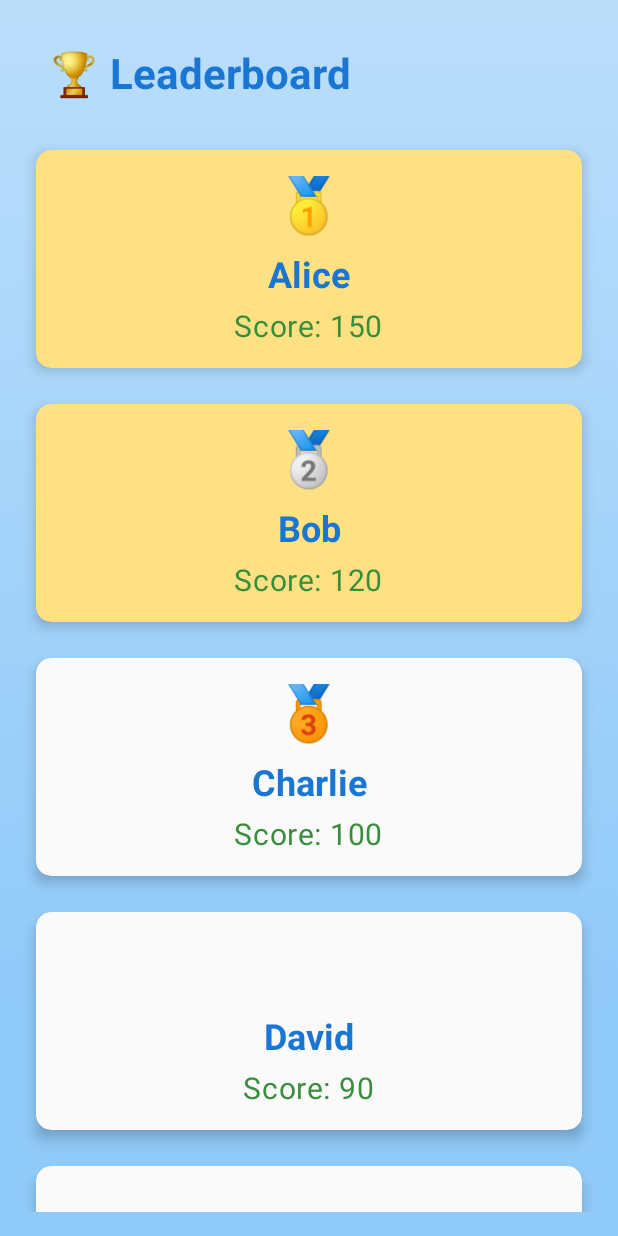
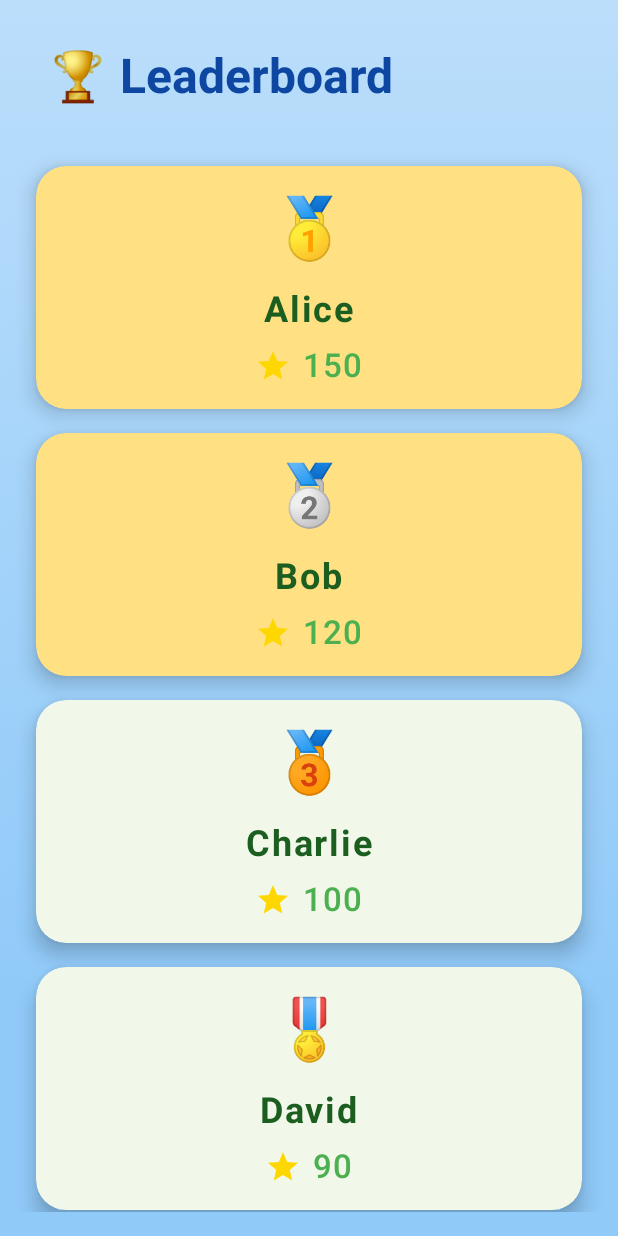
Before and after one commit to Anway001/VH24-Glitch, an Android app built with Jetpack Compose: the LeaderboardScreen screen opened through its navigation route, on a phone screen of 412 x 824 dp. Run offline under Robolectric (Android 15) with nearby library versions, the light colour scheme and no system bars.

Commit message:
not done

```diff
--- a/app/src/main/java/div/dablank/hackethonproject/LeaderboardScreen.kt
+++ b/app/src/main/java/div/dablank/hackethonproject/LeaderboardScreen.kt
@@ -5,6 +5,8 @@ import androidx.compose.foundation.layout.*
 import androidx.compose.foundation.lazy.LazyColumn
 import androidx.compose.foundation.lazy.items
 import androidx.compose.foundation.shape.RoundedCornerShape
+import androidx.compose.material.icons.Icons
+import androidx.compose.material.icons.filled.Star
 import androidx.compose.material3.*
 import androidx.compose.runtime.*
 import androidx.compose.ui.Alignment
@@ -12,10 +14,12 @@ import androidx.compose.ui.Modifier
 import androidx.compose.ui.draw.shadow
 import androidx.compose.ui.graphics.Brush
 import androidx.compose.ui.graphics.Color
+import androidx.compose.ui.graphics.graphicsLayer
 import androidx.compose.ui.text.font.FontWeight
 import androidx.compose.ui.unit.dp
 import androidx.compose.ui.unit.sp
 import androidx.navigation.NavHostController
+import kotlin.math.absoluteValue
 
 @Composable
 fun LeaderboardScreen(navController: NavHostController) {
@@ -49,18 +53,20 @@ fun LeaderboardScreen(navController: NavHostController) {
     ) {
         Text(
             text = "🏆 Leaderboard",
-            style = MaterialTheme.typography.headlineMedium.copy(fontWeight = FontWeight.Bold, fontSize = 28.sp),
+            style = MaterialTheme.typography.headlineMedium.copy(fontWeight = FontWeight.Bold, fontSize = 32.sp),
             modifier = Modifier.padding(16.dp),
-            color = Color(0xFF1976D2) // Dark blue
+            color = Color(0xFF0D47A1) // Deep Blue
         )
 
         Spacer(modifier = Modifier.height(8.dp))
 
         // LazyColumn for the leaderboard entries
-        LazyColumn {
+        LazyColumn(
+            contentPadding = PaddingValues(vertical = 16.dp),
+            verticalArrangement = Arrangement.spacedBy(16.dp)
+        ) {
             items(leaderboardData.sortedByDescending { it.score }) { player ->
                 LeaderboardPlayerCard(player)
-                Spacer(modifier = Modifier.height(8.dp)) // Space between cards
             }
         }
     }
@@ -70,14 +76,23 @@ fun LeaderboardScreen(navController: NavHostController) {
 fun LeaderboardPlayerCard(player: Player) {
     val rank = calculateRank(player)
 
+    // Slightly animated scaling effect for each card
+    val animatedScale by remember {
+        mutableStateOf(1f + (player.score % 10) / 100f)
+    }
+
     Card(
         modifier = Modifier
             .fillMaxWidth()
-            .padding(8.dp)
-            .shadow(5.dp, RoundedCornerShape(10.dp)),
-        shape = RoundedCornerShape(10.dp),
+            .padding(horizontal = 8.dp)
+            .shadow(8.dp, RoundedCornerShape(20.dp))
+            .graphicsLayer {
+                scaleX = animatedScale
+                scaleY = animatedScale
+            },
+        shape = RoundedCornerShape(20.dp),
         colors = CardDefaults.cardColors(
-            containerColor = if (player.score > 100) Color(0xFFFFE082) else Color(0xFFFAFAFA)
+            containerColor = if (player.score > 100) Color(0xFFFFE082) else Color(0xFFF1F8E9)
         )
     ) {
         Column(
@@ -90,30 +105,48 @@ fun LeaderboardPlayerCard(player: Player) {
             val medal = getMedal(rank)
             Text(
                 text = medal,
-                style = MaterialTheme.typography.bodyLarge.copy(
+                style = MaterialTheme.typography.displayMedium.copy(
                     fontWeight = FontWeight.Bold,
-                    fontSize = 36.sp
+                    fontSize = 40.sp
                 ),
                 color = getMedalColor(rank)
             )
 
-            Spacer(modifier = Modifier.height(8.dp))
+            Spacer(modifier = Modifier.height(12.dp))
 
             // Player Name
             Text(
                 text = player.name,
-                style = MaterialTheme.typography.headlineMedium.copy(fontWeight = FontWeight.Bold, fontSize = 24.sp),
-                color = Color(0xFF1976D2)
+                style = MaterialTheme.typography.headlineSmall.copy(
+                    fontWeight = FontWeight.Bold,
+                    fontSize = 24.sp,
+                    letterSpacing = 1.2.sp
+                ),
+                color = Color(0xFF1B5E20) // Dark Green
             )
 
-            Spacer(modifier = Modifier.height(4.dp))
+            Spacer(modifier = Modifier.height(8.dp))
 
-            // Player Score
-            Text(
-                text = "Score: ${player.score}",
-                style = MaterialTheme.typography.bodyLarge.copy(fontSize = 20.sp),
-                color = Color(0xFF388E3C)
-            )
+            // Player Score with icon
+            Row(
+                verticalAlignment = Alignment.CenterVertically
+            ) {
+                Icon(
+                    imageVector = Icons.Default.Star, // Star icon for score
+                    contentDescription = null,
+                    tint = Color(0xFFFFD700),
+                    modifier = Modifier.size(24.dp)
+                )
+                Spacer(modifier = Modifier.width(8.dp))
+                Text(
+                    text = "${player.score}",
+                    style = MaterialTheme.typography.bodyLarge.copy(
+                        fontSize = 22.sp,
+                        fontWeight = FontWeight.Medium
+                    ),
+                    color = Color(0xFF4CAF50) // Bright Green for score
+                )
+            }
         }
     }
 }
@@ -130,7 +163,7 @@ fun getMedal(rank: Int): String {
         1 -> "🥇"
         2 -> "🥈"
         3 -> "🥉"
-        else -> ""
+        else -> "🎖️" // Participation medal for others
     }
 }
 
@@ -140,13 +173,12 @@ fun getMedalColor(rank: Int): Color {
         1 -> Color(0xFFFFD700) // Gold
         2 -> Color(0xFFC0C0C0) // Silver
         3 -> Color(0xFFCD7F32) // Bronze
-        else -> Color.Transparent
+        else -> Color(0xFF64B5F6) // Light Blue for others
     }
 }
 
 // Helper function to calculate rank based on score
 fun calculateRank(player: Player): Int {
-    // This function could be improved to calculate actual rank based on player's score in the leaderboard
     return when (player.score) {
         150 -> 1
         120 -> 2
```
